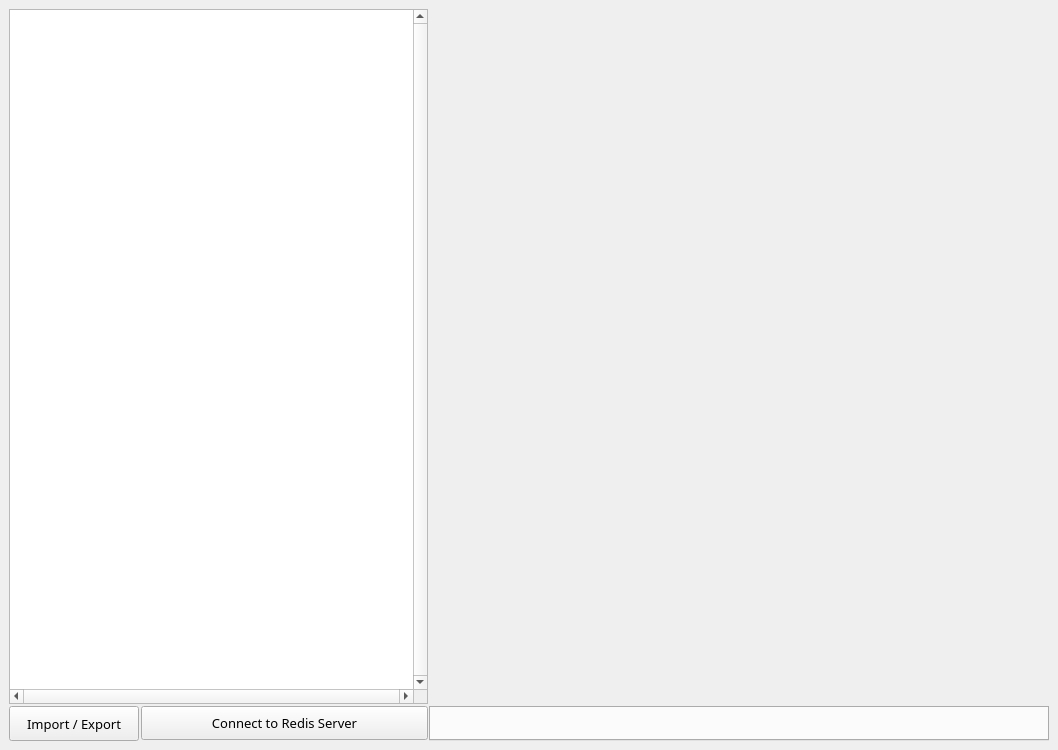
First picture: the form in src/app/forms/main.ui, repository RedisInsight/RedisDesktopManager, before the edit.
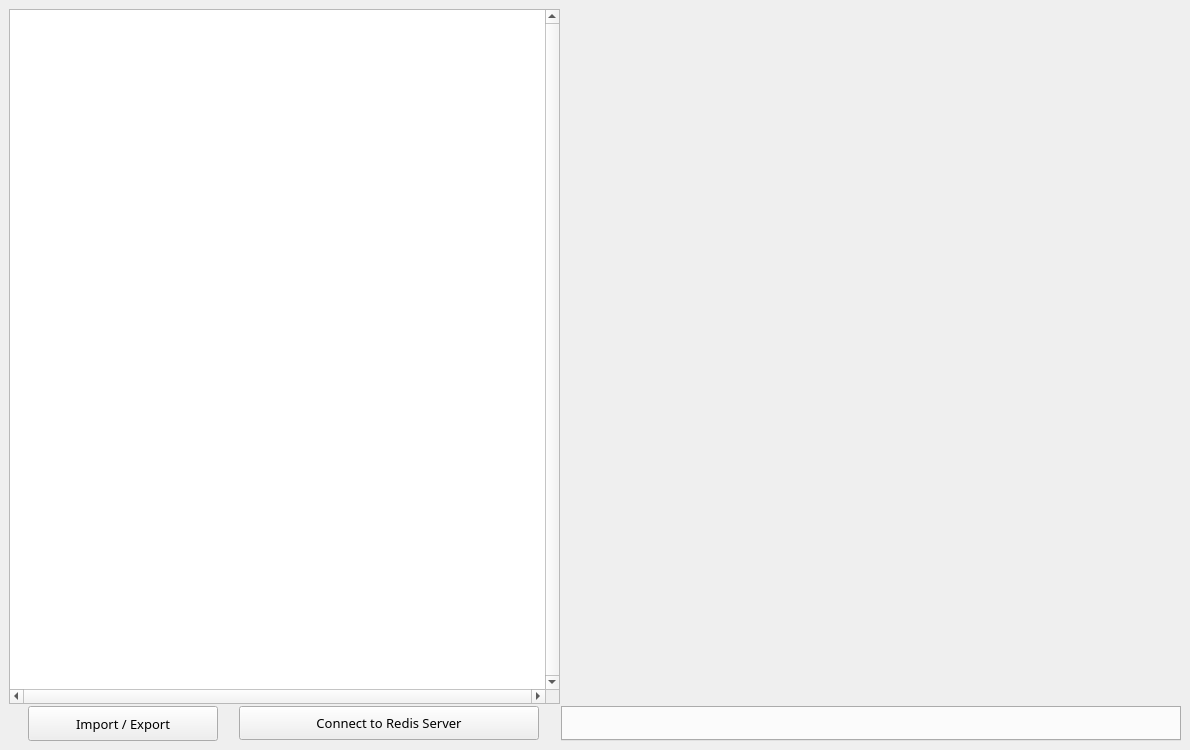
Second picture: the form after the edit. Icons and pictures are not drawn. Custom widgets are drawn as their Qt base class.

What changed in the file:
```diff
--- a/src/app/forms/main.ui
+++ b/src/app/forms/main.ui
@@ -7,7 +7,7 @@
    <rect>
     <x>0</x>
     <y>0</y>
-    <width>1058</width>
+    <width>1190</width>
     <height>750</height>
    </rect>
   </property>
```
